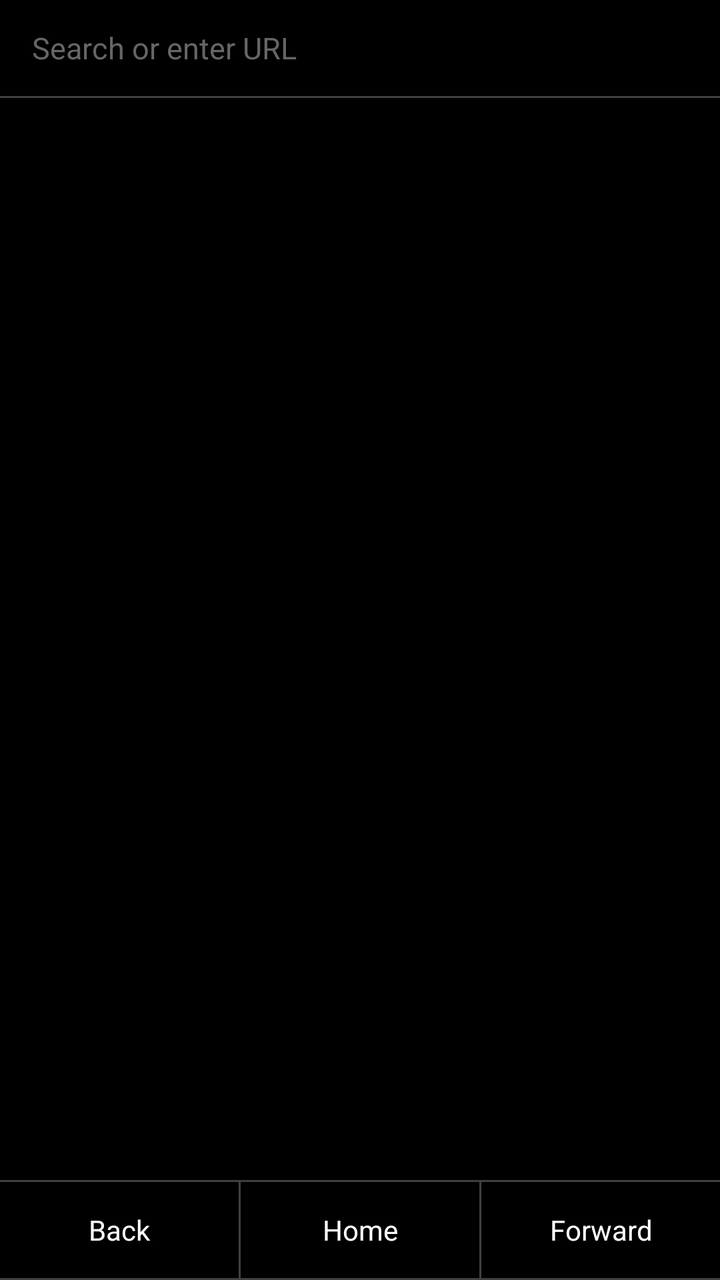
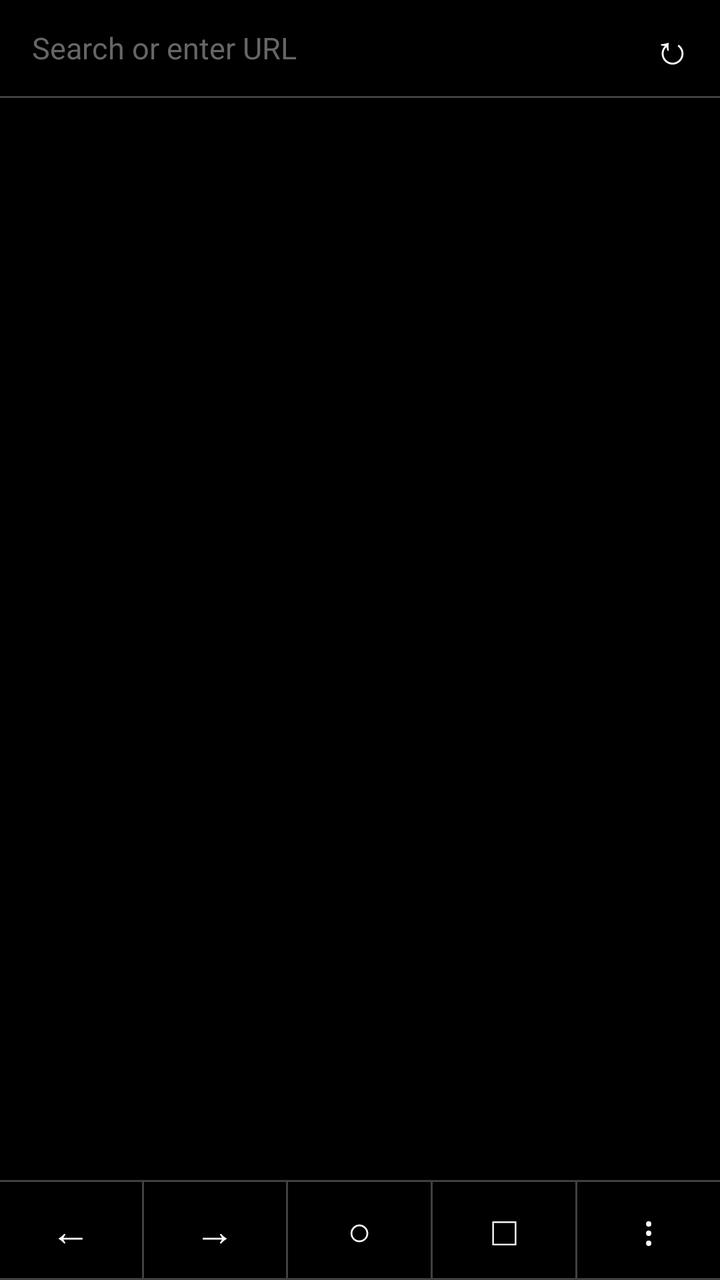

Two renders of the same Android screen: before a commit and after it. Below are the layout's source before the change and the commit's diff.
<!-- AndroidManifest.xml: application theme Theme.GeckoBrowser -->
<!-- res/layout/activity_main.xml -->
<?xml version="1.0" encoding="utf-8"?>
<LinearLayout xmlns:android="http://schemas.android.com/apk/res/android"
    android:layout_width="match_parent"
    android:layout_height="match_parent"
    android:orientation="vertical"
    android:background="@color/bg">

    <EditText
        android:id="@+id/urlBar"
        android:layout_width="match_parent"
        android:layout_height="48dp"
        android:background="@android:color/transparent"
        android:hint="@string/hint_search"
        android:textColorHint="@color/text_hint"
        android:textColor="@color/text_primary"
        android:textSize="15sp"
        android:singleLine="true"
        android:imeOptions="actionGo"
        android:inputType="textUri"
        android:paddingHorizontal="16dp" />

    <View
        android:layout_width="match_parent"
        android:layout_height="1dp"
        android:background="@color/divider" />

    <FrameLayout
        android:id="@+id/webViewContainer"
        android:layout_width="match_parent"
        android:layout_height="0dp"
        android:layout_weight="1" />

    <View
        android:layout_width="match_parent"
        android:layout_height="1dp"
        android:background="@color/divider" />

    <LinearLayout
        android:layout_width="match_parent"
        android:layout_height="48dp"
        android:orientation="horizontal"
        android:gravity="center">

        <TextView
            android:id="@+id/btnBack"
            android:layout_width="0dp"
            android:layout_height="match_parent"
            android:layout_weight="1"
            android:gravity="center"
            android:text="@string/btn_back"
            android:textColor="@color/text_primary"
            android:textSize="14sp"
            android:background="?android:attr/selectableItemBackground" />

        <View
            android:layout_width="1dp"
            android:layout_height="match_parent"
            android:background="@color/divider" />

        <TextView
            android:id="@+id/btnHome"
            android:layout_width="0dp"
            android:layout_height="match_parent"
            android:layout_weight="1"
            android:gravity="center"
            android:text="@string/btn_home"
            android:textColor="@color/text_primary"
            android:textSize="14sp"
            android:background="?android:attr/selectableItemBackground" />

        <View
            android:layout_width="1dp"
            android:layout_height="match_parent"
            android:background="@color/divider" />

        <TextView
            android:id="@+id/btnForward"
            android:layout_width="0dp"
            android:layout_height="match_parent"
            android:layout_weight="1"
            android:gravity="center"
            android:text="@string/btn_forward"
            android:textColor="@color/text_primary"
            android:textSize="14sp"
            android:background="?android:attr/selectableItemBackground" />
    </LinearLayout>

    <View
        android:layout_width="match_parent"
        android:layout_height="1dp"
        android:background="@color/divider" />
</LinearLayout>
<!-- resources referenced by this layout -->
<resources>
  <color name="bg">@android:color/black</color>
  <color name="divider">#80808080</color>
  <color name="text_hint">#FF666666</color>
  <color name="text_primary">@android:color/white</color>
  <string name="btn_back">Back</string>
  <string name="btn_forward">Forward</string>
  <string name="btn_home">Home</string>
  <string name="hint_search">Search or enter URL</string>
  <style name="Theme.GeckoBrowser" parent="Theme.AppCompat.NoActionBar">
          <item name="android:windowNoTitle">true</item>
          <item name="android:windowFullscreen">false</item>
          <item name="android:statusBarColor">@android:color/black</item>
          <item name="android:navigationBarColor">@android:color/black</item>
          <item name="android:windowBackground">@color/bg</item>
      </style>
</resources>

<!-- the commit's change to res/layout/activity_main.xml (unified diff, before → after) -->
@@ -5,19 +5,37 @@
     android:orientation="vertical"
     android:background="@color/bg">
 
-    <EditText
-        android:id="@+id/urlBar"
+    <LinearLayout
         android:layout_width="match_parent"
         android:layout_height="48dp"
-        android:background="@android:color/transparent"
-        android:hint="@string/hint_search"
-        android:textColorHint="@color/text_hint"
-        android:textColor="@color/text_primary"
-        android:textSize="15sp"
-        android:singleLine="true"
-        android:imeOptions="actionGo"
-        android:inputType="textUri"
-        android:paddingHorizontal="16dp" />
+        android:orientation="horizontal"
+        android:gravity="center_vertical">
+
+        <EditText
+            android:id="@+id/urlBar"
+            android:layout_width="0dp"
+            android:layout_height="match_parent"
+            android:layout_weight="1"
+            android:background="@android:color/transparent"
+            android:hint="@string/hint_search"
+            android:textColorHint="@color/text_hint"
+            android:textColor="@color/text_primary"
+            android:textSize="15sp"
+            android:singleLine="true"
+            android:imeOptions="actionGo"
+            android:inputType="textUri"
+            android:paddingHorizontal="16dp" />
+
+        <TextView
+            android:id="@+id/btnRefreshCancel"
+            android:layout_width="48dp"
+            android:layout_height="match_parent"
+            android:gravity="center"
+            android:text="@string/btn_refresh"
+            android:textColor="@color/text_primary"
+            android:textSize="20sp"
+            android:background="?android:attr/selectableItemBackground" />
+    </LinearLayout>
 
     <View
         android:layout_width="match_parent"
@@ -49,7 +67,23 @@
             android:gravity="center"
             android:text="@string/btn_back"
             android:textColor="@color/text_primary"
-            android:textSize="14sp"
+            android:textSize="20sp"
+            android:background="?android:attr/selectableItemBackground" />
+
+        <View
+            android:layout_width="1dp"
+            android:layout_height="match_parent"
+            android:background="@color/divider" />
+
+        <TextView
+            android:id="@+id/btnForward"
+            android:layout_width="0dp"
+            android:layout_height="match_parent"
+            android:layout_weight="1"
+            android:gravity="center"
+            android:text="@string/btn_forward"
+            android:textColor="@color/text_primary"
+            android:textSize="20sp"
             android:background="?android:attr/selectableItemBackground" />
 
         <View
@@ -65,7 +99,7 @@
             android:gravity="center"
             android:text="@string/btn_home"
             android:textColor="@color/text_primary"
-            android:textSize="14sp"
+            android:textSize="20sp"
             android:background="?android:attr/selectableItemBackground" />
 
         <View
@@ -74,14 +108,30 @@
             android:background="@color/divider" />
 
         <TextView
-            android:id="@+id/btnForward"
+            android:id="@+id/btnTabs"
             android:layout_width="0dp"
             android:layout_height="match_parent"
             android:layout_weight="1"
             android:gravity="center"
-            android:text="@string/btn_forward"
+            android:text="@string/btn_tabs"
             android:textColor="@color/text_primary"
-            android:textSize="14sp"
+            android:textSize="20sp"
+            android:background="?android:attr/selectableItemBackground" />
+
+        <View
+            android:layout_width="1dp"
+            android:layout_height="match_parent"
+            android:background="@color/divider" />
+
+        <TextView
+            android:id="@+id/btnMore"
+            android:layout_width="0dp"
+            android:layout_height="match_parent"
+            android:layout_weight="1"
+            android:gravity="center"
+            android:text="@string/btn_more"
+            android:textColor="@color/text_primary"
+            android:textSize="20sp"
             android:background="?android:attr/selectableItemBackground" />
     </LinearLayout>
 
<!-- resource entries referenced after the edit -->
@@ -4,9 +4,12 @@
   <color name="divider">#80808080</color>
   <color name="text_hint">#FF666666</color>
   <color name="text_primary">@android:color/white</color>
-  <string name="btn_back">Back</string>
-  <string name="btn_forward">Forward</string>
-  <string name="btn_home">Home</string>
+  <string name="btn_back">\u2190</string>
+  <string name="btn_forward">\u2192</string>
+  <string name="btn_home">\u25CB</string>
+  <string name="btn_more">\u22EE</string>
+  <string name="btn_refresh">\u21BB</string>
+  <string name="btn_tabs">\u25A1</string>
   <string name="hint_search">Search or enter URL</string>
   <style name="Theme.GeckoBrowser" parent="Theme.AppCompat.NoActionBar">
           <item name="android:windowNoTitle">true</item>
